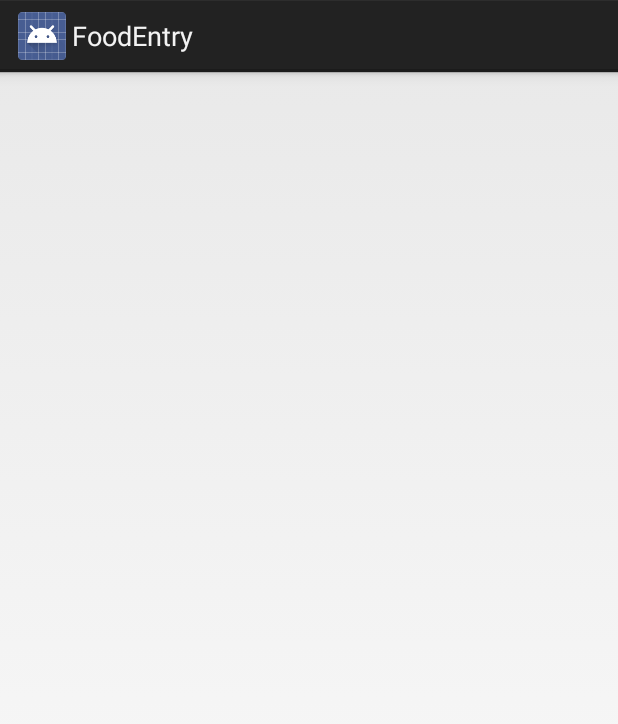
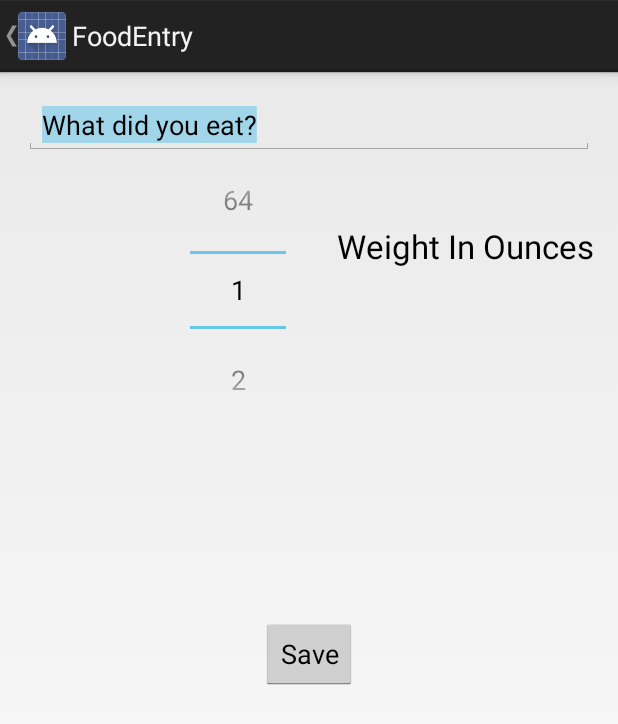
Before and after one commit to xiaoqin2012/nutrition1, an Android app: the FoodEntry screen opened directly, with no data from a screen before it, on a phone screen of 412 x 824 dp. Shown: the top 724 px of the screen. Run offline under Robolectric (Android 15) with nearby library versions, the light colour scheme and no system bars; network calls fail; 1 statement that could not run was skipped.

Commit message:
Add Food Nutrition Display Screen

```diff
--- a/NutritionTracker/NutritionTracker/app/src/main/java/net/tigerparents/nut/FoodEntry.java
+++ b/NutritionTracker/NutritionTracker/app/src/main/java/net/tigerparents/nut/FoodEntry.java
@@ -1,15 +1,21 @@
 package net.tigerparents.nut;
 
 import android.app.Activity;
+import android.content.Intent;
 import android.os.Bundle;
 import android.view.Menu;
 import android.view.MenuItem;
+import android.view.View;
 import android.widget.ArrayAdapter;
 import android.widget.AutoCompleteTextView;
+import android.widget.NumberPicker;
 
 import java.util.ArrayList;
 
 public class FoodEntry extends Activity {
+
+    public static String FOOD_NAME = "FoodName";
+    public static String WEIGHT_IN_OUNCES = "WeightInOunces";
 
     @Override
     protected void onCreate(Bundle savedInstanceState) {
@@ -22,8 +28,21 @@ public class FoodEntry extends Activity {
                 new ArrayAdapter<String>(this, android.R.layout.simple_list_item_1,
                         food_names.toArray(template));
         food_tv.setAdapter(adapter);
+        food_tv.selectAll();
+        NumberPicker picker = (NumberPicker) findViewById(R.id.weightPicker);
+        picker.setMinValue(1);
+        picker.setMaxValue(64);
+        picker.setValue(1);
     }
 
+    public void onSave(View v) {
+        AutoCompleteTextView food_tv = (AutoCompleteTextView) findViewById(R.id.food_entry_tv);
+        NumberPicker picker = (NumberPicker) findViewById(R.id.weightPicker);
+        Intent intent = new Intent(this, NutritionInformationDisplay.class);
+        intent.putExtra(FOOD_NAME, food_tv.getText().toString());
+        intent.putExtra(WEIGHT_IN_OUNCES, picker.getValue());
+        startActivity(intent);
+    }
 
     @Override
     public boolean onCreateOptionsMenu(Menu menu) {
--- /dev/null
+++ b/NutritionTracker/NutritionTracker/app/src/main/res/layout/activity_food_entry.xml
@@ -0,0 +1,49 @@
+<RelativeLayout xmlns:android="http://schemas.android.com/apk/res/android"
+    xmlns:tools="http://schemas.android.com/tools"
+    android:layout_width="match_parent"
+    android:layout_height="match_parent"
+    android:paddingBottom="@dimen/activity_vertical_margin"
+    android:paddingLeft="@dimen/activity_horizontal_margin"
+    android:paddingRight="@dimen/activity_horizontal_margin"
+    android:paddingTop="@dimen/activity_vertical_margin"
+    tools:context="net.tigerparents.nut.FoodEntry">
+
+    <AutoCompleteTextView
+        android:id="@+id/food_entry_tv"
+        android:layout_width="wrap_content"
+        android:layout_height="wrap_content"
+        android:layout_alignParentEnd="true"
+        android:layout_alignParentLeft="true"
+        android:layout_alignParentRight="true"
+        android:layout_alignParentStart="true"
+        android:layout_alignParentTop="true"
+        android:text="What did you eat?" />
+
+    <NumberPicker
+        android:id="@+id/weightPicker"
+        android:layout_width="wrap_content"
+        android:layout_height="wrap_content"
+        android:layout_below="@+id/food_entry_tv"
+        android:layout_marginRight="34dp"
+        android:layout_toLeftOf="@+id/textView" />
+
+    <TextView
+        android:id="@+id/textView"
+        android:layout_width="wrap_content"
+        android:layout_height="wrap_content"
+        android:layout_alignParentEnd="true"
+        android:layout_alignParentRight="true"
+        android:layout_alignTop="@+id/weightPicker"
+        android:layout_marginTop="46dp"
+        android:text="Weight In Ounces"
+        android:textAppearance="?android:attr/textAppearanceLarge" />
+
+    <Button
+        android:id="@+id/saveButton"
+        android:layout_width="wrap_content"
+        android:layout_height="wrap_content"
+        android:layout_centerHorizontal="true"
+        android:layout_centerVertical="true"
+        android:onClick="onSave"
+        android:text="Save" />
+</RelativeLayout>
--- a/NutritionTracker/NutritionTracker/app/src/main/res/values/strings.xml
+++ b/NutritionTracker/NutritionTracker/app/src/main/res/values/strings.xml
@@ -6,5 +6,6 @@
     <string name="action_settings">Settings</string>
     <string name="title_activity_nutrition_tracker">NutritionTracker</string>
     <string name="title_activity_food_entry">FoodEntry</string>
+    <string name="title_activity_nutrition_information_display">NutritionInformationDisplay</string>
 
 </resources>
```
Also changed, not shown: NutritionTracker/NutritionTracker/app/src/main/AndroidManifest.xml (+12 -4 lines), NutritionTracker/NutritionTracker/app/src/main/java/net/tigerparents/nut/NutritionData.java (+5 -2 lines), NutritionTracker/NutritionTracker/app/src/main/java/net/tigerparents/nut/NutritionInformationDisplay.java (added, +63 -0 lines), NutritionTracker/NutritionTracker/app/src/main/res/layout/activity_nutrition_information_display.xml (added, +28 -0 lines), NutritionTracker/NutritionTracker/app/src/main/res/menu/nutrition_information_display.xml (added, +10 -0 lines), 2 other files.
